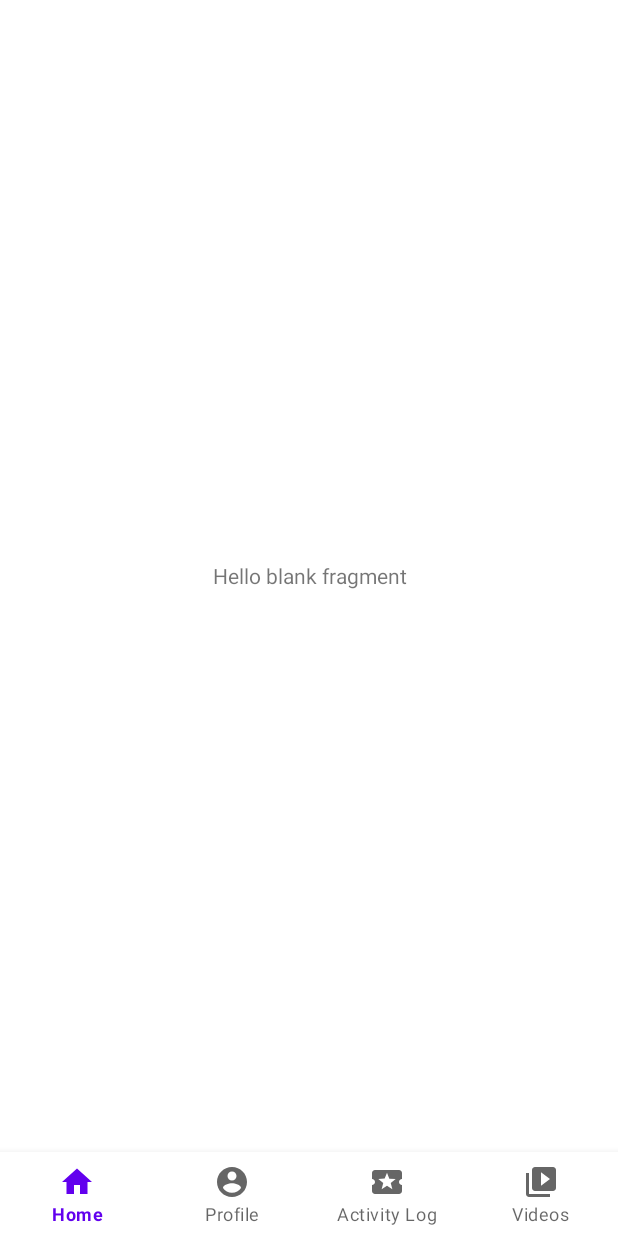
After one commit to palhimalaya/CartAndroid, an Android app: the fragment HomeFragment placed in its activity, on a phone screen of 412 x 824 dp. The commit adds this screen. Run offline under Robolectric (Android 15) with nearby library versions, the phone set to English and light mode, and no system bars.

Commit message:
added fragment home function

```diff
--- a/app/build.gradle
+++ b/app/build.gradle
@@ -32,6 +32,7 @@ dependencies {
     implementation 'androidx.appcompat:appcompat:1.3.1'
     implementation 'com.google.android.material:material:1.4.0'
     implementation 'androidx.constraintlayout:constraintlayout:2.1.0'
+    implementation 'androidx.legacy:legacy-support-v4:1.0.0'
     testImplementation 'junit:junit:4.+'
     androidTestImplementation 'androidx.test.ext:junit:1.1.3'
     androidTestImplementation 'androidx.test.espresso:espresso-core:3.4.0'
--- a/app/src/main/AndroidManifest.xml
+++ b/app/src/main/AndroidManifest.xml
@@ -10,6 +10,9 @@
         android:supportsRtl="true"
         android:theme="@style/Theme.Cart">
         <activity
+            android:name=".HomeActivity"
+            android:exported="true" />
+        <activity
             android:name=".MainActivity"
             android:exported="true">
             <intent-filter>
--- /dev/null
+++ b/app/src/main/java/com/example/cart/Fragments/HomeFragment.java
@@ -0,0 +1,66 @@
+package com.example.cart.Fragments;
+
+import android.os.Bundle;
+
+import androidx.fragment.app.Fragment;
+
+import android.view.LayoutInflater;
+import android.view.View;
+import android.view.ViewGroup;
+
+import com.example.cart.R;
+
+/**
+ * A simple {@link Fragment} subclass.
+ * Use the {@link HomeFragment#newInstance} factory method to
+ * create an instance of this fragment.
+ */
+public class HomeFragment extends Fragment {
+
+    // TODO: Rename parameter arguments, choose names that match
+    // the fragment initialization parameters, e.g. ARG_ITEM_NUMBER
+    private static final String ARG_PARAM1 = "param1";
+    private static final String ARG_PARAM2 = "param2";
+
+    // TODO: Rename and change types of parameters
+    private String mParam1;
+    private String mParam2;
+
+    public HomeFragment() {
+        // Required empty public constructor
+    }
+
+    /**
+     * Use this factory method to create a new instance of
+     * this fragment using the provided parameters.
+     *
+     * @param param1 Parameter 1.
+     * @param param2 Parameter 2.
+     * @return A new instance of fragment HomeFragment.
+     */
+    // TODO: Rename and change types and number of parameters
+    public static HomeFragment newInstance(String param1, String param2) {
+        HomeFragment fragment = new HomeFragment();
+        Bundle args = new Bundle();
+        args.putString(ARG_PARAM1, param1);
+        args.putString(ARG_PARAM2, param2);
+        fragment.setArguments(args);
+        return fragment;
+    }
+
+    @Override
+    public void onCreate(Bundle savedInstanceState) {
+        super.onCreate(savedInstanceState);
+        if (getArguments() != null) {
+            mParam1 = getArguments().getString(ARG_PARAM1);
+            mParam2 = getArguments().getString(ARG_PARAM2);
+        }
+    }
+
+    @Override
+    public View onCreateView(LayoutInflater inflater, ViewGroup container,
+                             Bundle savedInstanceState) {
+        // Inflate the layout for this fragment
+        return inflater.inflate(R.layout.fragment_home, container, false);
+    }
+}
--- a/app/src/main/java/com/example/cart/HomeActivity.java
+++ b/app/src/main/java/com/example/cart/HomeActivity.java
@@ -1,14 +1,54 @@
 package com.example.cart;
 
+import androidx.annotation.NonNull;
 import androidx.appcompat.app.AppCompatActivity;
+import androidx.fragment.app.Fragment;
 
 import android.os.Bundle;
+import android.provider.SyncStateContract;
+import android.view.MenuItem;
+import android.view.View;
 
-public class HomeActivity extends AppCompatActivity {
+import com.example.cart.Fragments.HomeFragment;
+import com.example.cart.Helper.helper;
+import com.google.android.material.bottomnavigation.BottomNavigationView;
+import com.google.android.material.navigation.NavigationBarView;
 
+public class HomeActivity extends helper implements View.OnClickListener {
+    BottomNavigationView bottomNavBar;
     @Override
     protected void onCreate(Bundle savedInstanceState) {
         super.onCreate(savedInstanceState);
         setContentView(R.layout.activity_home);
+        initView();
+        initListener();
+        bottomNavBar.setOnItemSelectedListener(new NavigationBarView.OnItemSelectedListener() {
+            @Override
+            public boolean onNavigationItemSelected(@NonNull MenuItem item) {
+                Fragment home = null;
+                if (item.getItemId()==R.id.action_home){
+                    home = new HomeFragment();
+                }
+                getSupportFragmentManager().beginTransaction().replace(R.id.container_fragment,home).commit();
+                return true;
+            }
+        });
+
+    }
+
+    @Override
+    public void initView() {
+        bottomNavBar = findViewById(R.id.bottomNavigationView);
+
+    }
+
+    @Override
+    public void initListener() {
+
+        }
+
+    @Override
+    public void onClick(View v) {
+
     }
 }
--- a/app/src/main/java/com/example/cart/MainActivity.java
+++ b/app/src/main/java/com/example/cart/MainActivity.java
@@ -1,16 +1,26 @@
 package com.example.cart;
 
+import android.content.Intent;
 import android.os.Bundle;
+import android.view.MenuItem;
 import android.view.View;
+import android.widget.Button;
 import android.widget.TextView;
 
+import androidx.annotation.NonNull;
+import androidx.fragment.app.Fragment;
+
+import com.example.cart.Fragments.HomeFragment;
 import com.example.cart.Helper.helper;
+import com.google.android.material.bottomnavigation.BottomNavigationView;
+import com.google.android.material.navigation.NavigationBarView;
 
 
 public class MainActivity extends helper implements View.OnClickListener {
     TextView decrement;
     TextView increment;
     TextView counter;
+    Button nextActivity;
     int count = 0;
     @Override
     protected void onCreate(Bundle savedInstanceState) {
@@ -25,12 +35,14 @@ public class MainActivity extends helper implements View.OnClickListener {
          decrement = findViewById(R.id.decrement);
          increment = findViewById(R.id.increment);
          counter = findViewById(R.id.counterValue);
+         nextActivity =findViewById(R.id.goNextActivity);
          }
 
     @Override
     public void initListener() {
       decrement.setOnClickListener(this);
       increment.setOnClickListener(this);
+      nextActivity.setOnClickListener(this);
     }
 
     @Override
@@ -40,6 +52,12 @@ public class MainActivity extends helper implements View.OnClickListener {
         }
         if (v.getId()==R.id.decrement){
             doDecrement();
+        }
+        if (v.getId()==R.id.goNextActivity){
+            Intent intent = new Intent(MainActivity.this, HomeActivity.class);
+
+
+            startActivity(intent);
         }
 
     }
--- /dev/null
+++ b/app/src/main/res/drawable/ic_baseline_account_circle_24.xml
@@ -0,0 +1,10 @@
+<vector xmlns:android="http://schemas.android.com/apk/res/android"
+    android:width="24dp"
+    android:height="24dp"
+    android:viewportWidth="24"
+    android:viewportHeight="24"
+    android:tint="?attr/colorControlNormal">
+  <path
+      android:fillColor="@android:color/white"
+      android:pathData="M12,2C6.48,2 2,6.48 2,12s4.48,10 10,10 10,-4.48 10,-10S17.52,2 12,2zM12,5c1.66,0 3,1.34 3,3s-1.34,3 -3,3 -3,-1.34 -3,-3 1.34,-3 3,-3zM12,19.2c-2.5,0 -4.71,-1.28 -6,-3.22 0.03,-1.99 4,-3.08 6,-3.08 1.99,0 5.97,1.09 6,3.08 -1.29,1.94 -3.5,3.22 -6,3.22z"/>
+</vector>
--- /dev/null
+++ b/app/src/main/res/drawable/ic_baseline_home_24.xml
@@ -0,0 +1,10 @@
+<vector xmlns:android="http://schemas.android.com/apk/res/android"
+    android:width="24dp"
+    android:height="24dp"
+    android:viewportWidth="24"
+    android:viewportHeight="24"
+    android:tint="?attr/colorControlNormal">
+  <path
+      android:fillColor="@android:color/white"
+      android:pathData="M10,20v-6h4v6h5v-8h3L12,3 2,12h3v8z"/>
+</vector>
--- /dev/null
+++ b/app/src/main/res/drawable/ic_baseline_local_activity_24.xml
@@ -0,0 +1,10 @@
+<vector xmlns:android="http://schemas.android.com/apk/res/android"
+    android:width="24dp"
+    android:height="24dp"
+    android:viewportWidth="24"
+    android:viewportHeight="24"
+    android:tint="?attr/colorControlNormal">
+  <path
+      android:fillColor="@android:color/white"
+      android:pathData="M20,12c0,-1.1 0.9,-2 2,-2L22,6c0,-1.1 -0.9,-2 -2,-2L4,4c-1.1,0 -1.99,0.9 -1.99,2v4c1.1,0 1.99,0.9 1.99,2s-0.89,2 -2,2v4c0,1.1 0.9,2 2,2h16c1.1,0 2,-0.9 2,-2v-4c-1.1,0 -2,-0.9 -2,-2zM15.58,16.8L12,14.5l-3.58,2.3 1.08,-4.12 -3.29,-2.69 4.24,-0.25L12,5.8l1.54,3.95 4.24,0.25 -3.29,2.69 1.09,4.11z"/>
+</vector>
--- /dev/null
+++ b/app/src/main/res/drawable/ic_baseline_video_library_24.xml
@@ -0,0 +1,10 @@
+<vector xmlns:android="http://schemas.android.com/apk/res/android"
+    android:width="24dp"
+    android:height="24dp"
+    android:viewportWidth="24"
+    android:viewportHeight="24"
+    android:tint="?attr/colorControlNormal">
+  <path
+      android:fillColor="@android:color/white"
+      android:pathData="M4,6L2,6v14c0,1.1 0.9,2 2,2h14v-2L4,20L4,6zM20,2L8,2c-1.1,0 -2,0.9 -2,2v12c0,1.1 0.9,2 2,2h12c1.1,0 2,-0.9 2,-2L22,4c0,-1.1 -0.9,-2 -2,-2zM12,14.5v-9l6,4.5 -6,4.5z"/>
+</vector>
--- a/app/src/main/res/layout/activity_home.xml
+++ b/app/src/main/res/layout/activity_home.xml
@@ -6,4 +6,24 @@
     android:layout_height="match_parent"
     tools:context=".HomeActivity">
 
+    <androidx.fragment.app.FragmentContainerView
+        android:id="@+id/container_fragment"
+        android:layout_width="match_parent"
+        android:layout_height="0dp"
+        app:layout_constraintBottom_toTopOf="@+id/bottomNavigationView"
+        app:layout_constraintEnd_toEndOf="parent"
+        app:layout_constraintStart_toStartOf="parent"
+        app:layout_constraintTop_toTopOf="parent">
+
+    </androidx.fragment.app.FragmentContainerView>
+
+    <com.google.android.material.bottomnavigation.BottomNavigationView
+        android:id="@+id/bottomNavigationView"
+        android:layout_width="match_parent"
+        android:layout_height="0dp"
+        app:labelVisibilityMode="labeled"
+        app:layout_constraintBottom_toBottomOf="parent"
+        app:layout_constraintEnd_toEndOf="parent"
+        app:layout_constraintStart_toStartOf="parent"
+        app:menu="@menu/menu" />
 </androidx.constraintlayout.widget.ConstraintLayout>
--- a/app/src/main/res/layout/activity_main.xml
+++ b/app/src/main/res/layout/activity_main.xml
@@ -64,4 +64,18 @@
         app:layout_constraintTop_toBottomOf="@+id/counterValue"
         app:layout_constraintVertical_bias="0.387" />
 
+    <Button
+        android:id="@+id/goNextActivity"
+        android:layout_width="wrap_content"
+        android:layout_height="wrap_content"
+        android:layout_marginStart="158dp"
+        android:layout_marginLeft="158dp"
+        android:layout_marginTop="43dp"
+        android:layout_marginEnd="159dp"
+        android:layout_marginRight="159dp"
+        android:text="Next Activity"
+        app:layout_constraintEnd_toEndOf="parent"
+        app:layout_constraintStart_toStartOf="parent"
+        app:layout_constraintTop_toBottomOf="@+id/decrement" />
+
 </androidx.constraintlayout.widget.ConstraintLayout>
--- /dev/null
+++ b/app/src/main/res/layout/fragment_home.xml
@@ -0,0 +1,15 @@
+<?xml version="1.0" encoding="utf-8"?>
+<FrameLayout xmlns:android="http://schemas.android.com/apk/res/android"
+    xmlns:tools="http://schemas.android.com/tools"
+    android:layout_width="match_parent"
+    android:layout_height="match_parent"
+    tools:context=".Fragments.HomeFragment">
+
+    <!-- TODO: Update blank fragment layout -->
+    <TextView
+        android:layout_width="match_parent"
+        android:layout_height="match_parent"
+        android:text="@string/hello_blank_fragment"
+        android:gravity="center" />
+
+</FrameLayout>
--- /dev/null
+++ b/app/src/main/res/menu/menu.xml
@@ -0,0 +1,28 @@
+<?xml version="1.0" encoding="utf-8"?>
+<menu xmlns:android="http://schemas.android.com/apk/res/android">
+
+    <item
+        android:id="@+id/action_home"
+        android:enabled="true"
+        android:icon="@drawable/ic_baseline_home_24"
+        android:title="Home"/>
+
+
+    <item
+        android:id="@+id/action_profile"
+        android:enabled="true"
+        android:icon="@drawable/ic_baseline_account_circle_24"
+        android:title="Profile"/>
+
+    <item
+        android:id="@+id/action_activity"
+        android:enabled="true"
+        android:icon="@drawable/ic_baseline_local_activity_24"
+        android:title="Activity Log"/>
+
+    <item
+        android:id="@+id/action_videos"
+        android:enabled="true"
+        android:icon="@drawable/ic_baseline_video_library_24"
+        android:title="Videos"/>
+</menu>
--- a/app/src/main/res/values/strings.xml
+++ b/app/src/main/res/values/strings.xml
@@ -1,3 +1,5 @@
 <resources>
     <string name="app_name">Cart</string>
+    <!-- TODO: Remove or change this placeholder text -->
+    <string name="hello_blank_fragment">Hello blank fragment</string>
 </resources>
```
